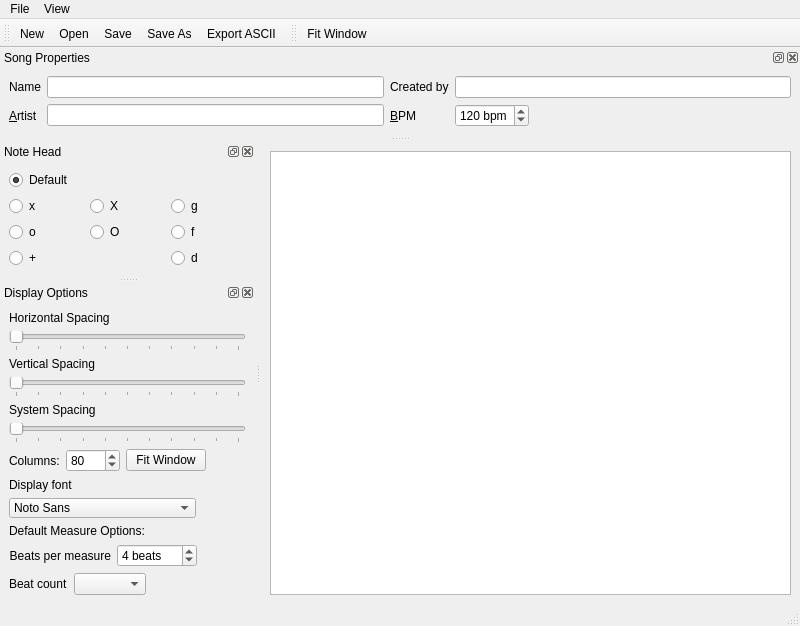
Qt form src/GUI/drumburp.ui (Whatang/DrumBurp) before a commit.
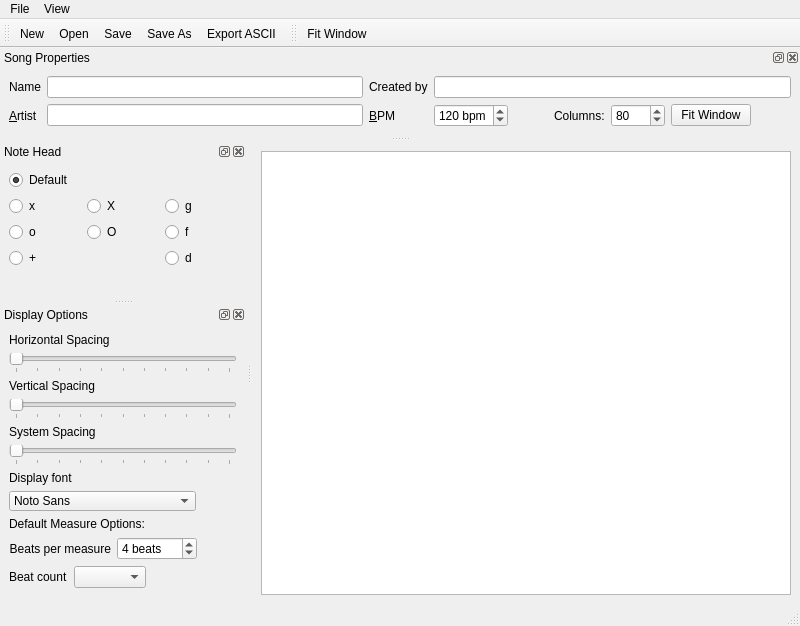
The same form after that commit. Icons and pictures are not drawn. Custom widgets are drawn as their Qt base class.

What changed in the file:
```diff
--- a/src/GUI/drumburp.ui
+++ b/src/GUI/drumburp.ui
@@ -460,71 +460,6 @@
        </property>
       </widget>
      </item>
-     <item>
-      <layout class="QHBoxLayout" name="horizontalLayout_2">
-       <item>
-        <widget class="QLabel" name="label_3">
-         <property name="text">
-          <string>Columns:</string>
-         </property>
-         <property name="buddy">
-          <cstring>widthSpinBox</cstring>
-         </property>
-        </widget>
-       </item>
-       <item>
-        <widget class="QSpinBox" name="widthSpinBox">
-         <property name="toolTip">
-          <string>Score width</string>
-         </property>
-         <property name="statusTip">
-          <string>The number of columns to display the Score on</string>
-         </property>
-         <property name="minimum">
-          <number>10</number>
-         </property>
-         <property name="maximum">
-          <number>1000</number>
-         </property>
-         <property name="value">
-          <number>80</number>
-         </property>
-        </widget>
-       </item>
-       <item>
-        <widget class="QPushButton" name="fitWindowButton">
-         <property name="sizePolicy">
-          <sizepolicy hsizetype="Fixed" vsizetype="Fixed">
-           <horstretch>0</horstretch>
-           <verstretch>0</verstretch>
-          </sizepolicy>
-         </property>
-         <property name="toolTip">
-          <string>Fit Score In Window</string>
-         </property>
-         <property name="statusTip">
-          <string>Attempt to make the score as wide as possible within the current window.</string>
-         </property>
-         <property name="text">
-          <string>Fit Window</string>
-         </property>
-        </widget>
-       </item>
-       <item>
-        <spacer name="horizontalSpacer">
-         <property name="orientation">
-          <enum>Qt::Horizontal</enum>
-         </property>
-         <property name="sizeHint" stdset="0">
-          <size>
-           <width>40</width>
-           <height>20</height>
-          </size>
-         </property>
-        </spacer>
-       </item>
-      </layout>
-     </item>
      <item>
       <widget class="QLabel" name="widthLabel">
        <property name="text">
@@ -722,7 +657,30 @@
        </property>
       </widget>
      </item>
-     <item row="2" column="0">
+     <item row="0" column="2">
+      <widget class="QLabel" name="tabberLabel">
+       <property name="text">
+        <string>Created by</string>
+       </property>
+       <property name="textInteractionFlags">
+        <set>Qt::NoTextInteraction</set>
+       </property>
+       <property name="buddy">
+        <cstring>tabberEdit</cstring>
+       </property>
+      </widget>
+     </item>
+     <item row="0" column="3">
+      <widget class="QLineEdit" name="tabberEdit">
+       <property name="toolTip">
+        <string>Score creator</string>
+       </property>
+       <property name="statusTip">
+        <string>Who created this DrumBurp score</string>
+       </property>
+      </widget>
+     </item>
+     <item row="1" column="0">
       <widget class="QLabel" name="artistNameLabel">
        <property name="text">
         <string>&amp;Artist</string>
@@ -732,7 +690,7 @@
        </property>
       </widget>
      </item>
-     <item row="2" column="1">
+     <item row="1" column="1">
       <widget class="QLineEdit" name="artistNameEdit">
        <property name="toolTip">
         <string>Song artist</string>
@@ -742,7 +700,7 @@
        </property>
       </widget>
      </item>
-     <item row="2" column="4">
+     <item row="1" column="2">
       <widget class="QLabel" name="bpmLabel">
        <property name="text">
         <string>&amp;BPM</string>
@@ -752,7 +710,9 @@
        </property>
       </widget>
      </item>
-     <item row="2" column="5">
+     <item row="1" column="3">
+      <layout class="QHBoxLayout" name="horizontalLayout_2">
+       <item>
       <widget class="QSpinBox" name="bpmSpinBox">
        <property name="sizePolicy">
         <sizepolicy hsizetype="Fixed" vsizetype="Fixed">
@@ -780,28 +740,81 @@
        </property>
       </widget>
      </item>
-     <item row="0" column="4">
-      <widget class="QLabel" name="tabberLabel">
+       <item>
+        <spacer name="horizontalSpacer">
+         <property name="orientation">
+          <enum>Qt::Horizontal</enum>
+         </property>
+         <property name="sizeHint" stdset="0">
+          <size>
+           <width>40</width>
+           <height>20</height>
+          </size>
+         </property>
+        </spacer>
+       </item>
+       <item>
+        <widget class="QLabel" name="label_3">
        <property name="text">
-        <string>Created by</string>
-       </property>
-       <property name="textInteractionFlags">
-        <set>Qt::NoTextInteraction</set>
+          <string>Columns:</string>
        </property>
        <property name="buddy">
         <cstring>tabberEdit</cstring>
        </property>
       </widget>
      </item>
-     <item row="0" column="5">
-      <widget class="QLineEdit" name="tabberEdit">
+       <item>
+        <widget class="QSpinBox" name="widthSpinBox">
        <property name="toolTip">
         <string>Score creator</string>
        </property>
        <property name="statusTip">
-        <string>Who created this DrumBurp score</string>
-       </property>
-      </widget>
+          <string>The number of columns to display the Score on</string>
+         </property>
+         <property name="minimum">
+          <number>10</number>
+         </property>
+         <property name="maximum">
+          <number>1000</number>
+         </property>
+         <property name="value">
+          <number>80</number>
+         </property>
+        </widget>
+       </item>
+       <item>
+        <widget class="QPushButton" name="fitWindowButton">
+         <property name="sizePolicy">
+          <sizepolicy hsizetype="Fixed" vsizetype="Fixed">
+           <horstretch>0</horstretch>
+           <verstretch>0</verstretch>
+          </sizepolicy>
+         </property>
+         <property name="toolTip">
+          <string>Fit Score In Window</string>
+         </property>
+         <property name="statusTip">
+          <string>Attempt to make the score as wide as possible within the current window.</string>
+         </property>
+         <property name="text">
+          <string>Fit Window</string>
+         </property>
+        </widget>
+       </item>
+       <item>
+        <spacer name="horizontalSpacer_4">
+         <property name="orientation">
+          <enum>Qt::Horizontal</enum>
+         </property>
+         <property name="sizeHint" stdset="0">
+          <size>
+           <width>40</width>
+           <height>20</height>
+          </size>
+         </property>
+        </spacer>
+       </item>
+      </layout>
      </item>
     </layout>
    </widget>
```
Left out of the diff: 126 changed lines with no effect on the pictures. Lines whose indentation alone changed are shown as unchanged.
